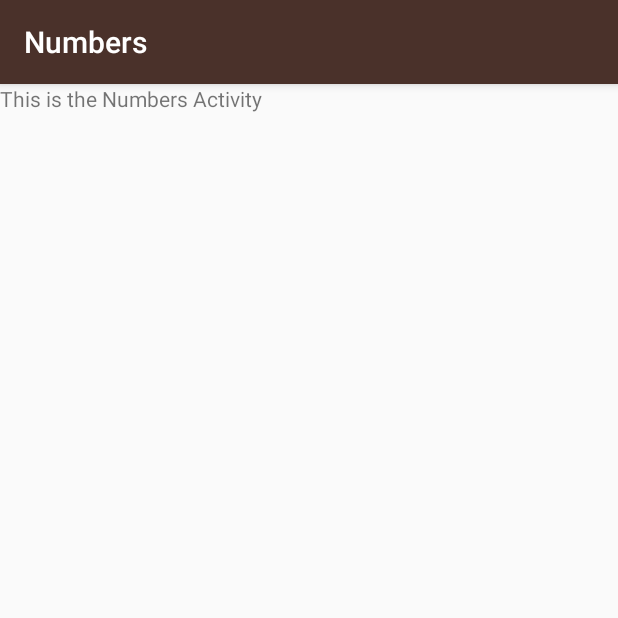
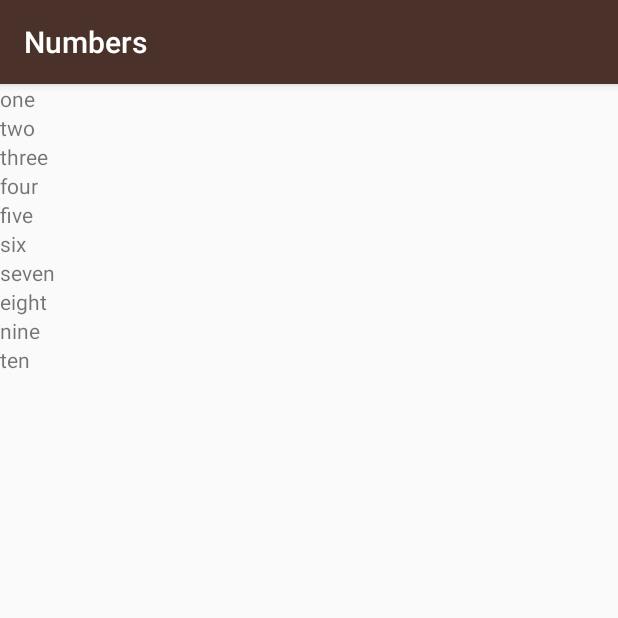
Before and after one commit to jcdevilleres/MiwokApp, an Android app: the NumbersActivity screen opened directly, with no data from a screen before it, on a phone screen of 412 x 824 dp, the top half of it. Run offline under Robolectric (Android 15) with nearby library versions, the phone set to English and light mode, and no system bars.

Commit message:
added numbers word list

```diff
--- a/app/src/main/java/com/example/android/miwok/NumbersActivity.java
+++ b/app/src/main/java/com/example/android/miwok/NumbersActivity.java
@@ -2,6 +2,11 @@
 
 import android.support.v7.app.AppCompatActivity;
 import android.os.Bundle;
+import android.util.Log;
+import android.widget.LinearLayout;
+import android.widget.TextView;
+
+import java.util.ArrayList;
 
 public class NumbersActivity extends AppCompatActivity {
 
@@ -9,5 +14,60 @@
     protected void onCreate(Bundle savedInstanceState) {
         super.onCreate(savedInstanceState);
         setContentView(R.layout.activity_numbers);
+
+//        String[] words = new String[10];
+//        words[0] = "one";
+//        words[1] = "two";
+//        words[2] = "three";
+//        words[3] = "four";
+//        words[4] = "five";
+//        words[5] = "six";
+//        words[6] = "seven";
+//        words[7] = "eight";
+//        words[8] = "nine";
+//        words[9] = "ten";
+//        Log.v("NumbersActivity", "Word at index 0: " + words.get(0));
+//        Log.v("NumbersActivity", "Word at index 1: " + words.get(1));
+//        Log.v("NumbersActivity", "Word at index 2: " + words.get(2));
+//        Log.v("NumbersActivity", "Word at index 3: " + words.get(3));
+//        Log.v("NumbersActivity", "Word at index 4: " + words.get(4));
+//        Log.v("NumbersActivity", "Word at index 5: " + words.get(5));
+//        Log.v("NumbersActivity", "Word at index 6: " + words.get(6));
+//        Log.v("NumbersActivity", "Word at index 7: " + words.get(7));
+//        Log.v("NumbersActivity", "Word at index 8: " + words.get(8));
+//        Log.v("NumbersActivity", "Word at index 9: " + words.get(9));
+//        int count = 0;
+//
+//        while(count < words.size()){
+//
+//            TextView wordView = new TextView(this);
+//            wordView.setText(words.get(count));
+//
+//            rootView.addView(wordView);
+//            count++;
+//        }
+        ArrayList<String> words = new ArrayList<String>();
+
+        words.add("one");
+        words.add("two");
+        words.add("three");
+        words.add("four");
+        words.add("five");
+        words.add("six");
+        words.add("seven");
+        words.add("eight");
+        words.add("nine");
+        words.add("ten");
+
+        LinearLayout rootView = (LinearLayout) findViewById(R.id.rootView);
+
+        for(int i = 0; i < words.size(); i++){
+            TextView wordView = new TextView(this);
+
+            wordView.setText(words.get(i));
+            rootView.addView(wordView);
+        }
+
+        Log.v("NumbersActivity", String.valueOf(words.size()));
     }
 }
--- a/app/src/main/res/layout/activity_numbers.xml
+++ b/app/src/main/res/layout/activity_numbers.xml
@@ -1,14 +1,11 @@
 <?xml version="1.0" encoding="utf-8"?>
-<android.support.constraint.ConstraintLayout xmlns:android="http://schemas.android.com/apk/res/android"
+<LinearLayout xmlns:android="http://schemas.android.com/apk/res/android"
     xmlns:app="http://schemas.android.com/apk/res-auto"
     xmlns:tools="http://schemas.android.com/tools"
     android:layout_width="match_parent"
     android:layout_height="match_parent"
+    android:orientation="vertical"
+    android:id="@+id/rootView"
     tools:context="com.example.android.miwok.NumbersActivity">
 
-    <TextView
-        android:layout_width="match_parent"
-        android:layout_height="wrap_content"
-        android:text="This is the Numbers Activity"/>
-
-</android.support.constraint.ConstraintLayout>
+</LinearLayout>
```
